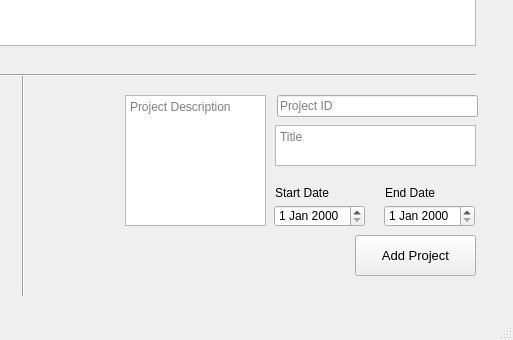
Old version of the form project.ui in the repository AnomitraSarkar/Project-Manager-Application; both pictures show x 215 to 728 and y 275 to 615 of the 728 by 615 pixel window.
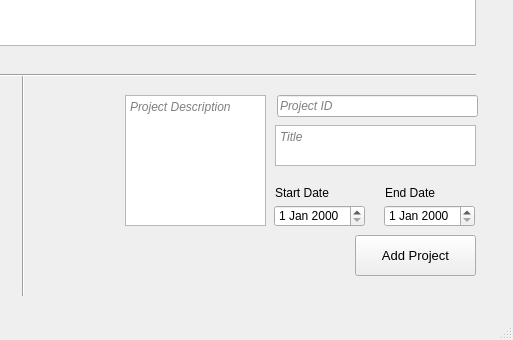
New version of the form.

Diff of the .ui file:
```diff
--- a/project.ui
+++ b/project.ui
@@ -151,6 +151,11 @@
       <height>22</height>
      </rect>
     </property>
+    <property name="font">
+     <font>
+      <italic>true</italic>
+     </font>
+    </property>
     <property name="placeholderText">
      <string>Project ID</string>
     </property>
@@ -164,6 +169,11 @@
       <height>41</height>
      </rect>
     </property>
+    <property name="font">
+     <font>
+      <italic>true</italic>
+     </font>
+    </property>
     <property name="placeholderText">
      <string>Title</string>
     </property>
@@ -223,6 +233,11 @@
       <height>131</height>
      </rect>
     </property>
+    <property name="font">
+     <font>
+      <italic>true</italic>
+     </font>
+    </property>
     <property name="placeholderText">
      <string>Project Description</string>
     </property>
```
